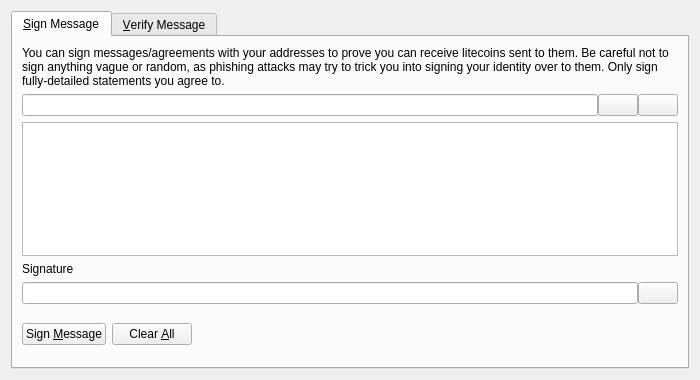
This is src/qt/forms/signverifymessagedialog.ui in Cubicverse/CubicverseCoin as Qt 5 draws it before an edit. The edited form follows.
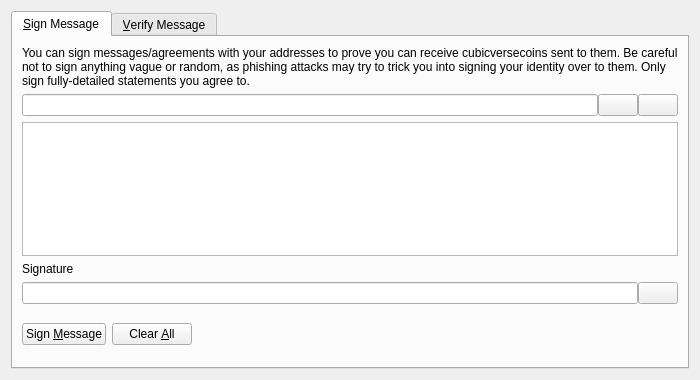
This is the edited form. Icons and pictures are not drawn. Custom widgets are drawn as their Qt base class.

The edit to the form file:
```diff
--- a/src/qt/forms/signverifymessagedialog.ui
+++ b/src/qt/forms/signverifymessagedialog.ui
@@ -30,7 +30,7 @@
        <item>
         <widget class="QLabel" name="infoLabel_SM">
          <property name="text">
-          <string>You can sign messages/agreements with your addresses to prove you can receive litecoins sent to them. Be careful not to sign anything vague or random, as phishing attacks may try to trick you into signing your identity over to them. Only sign fully-detailed statements you agree to.</string>
+          <string>You can sign messages/agreements with your addresses to prove you can receive cubicversecoins sent to them. Be careful not to sign anything vague or random, as phishing attacks may try to trick you into signing your identity over to them. Only sign fully-detailed statements you agree to.</string>
          </property>
          <property name="textFormat">
           <enum>Qt::PlainText</enum>
```
Left out of the diff: 8 changed lines with no effect on the pictures.
